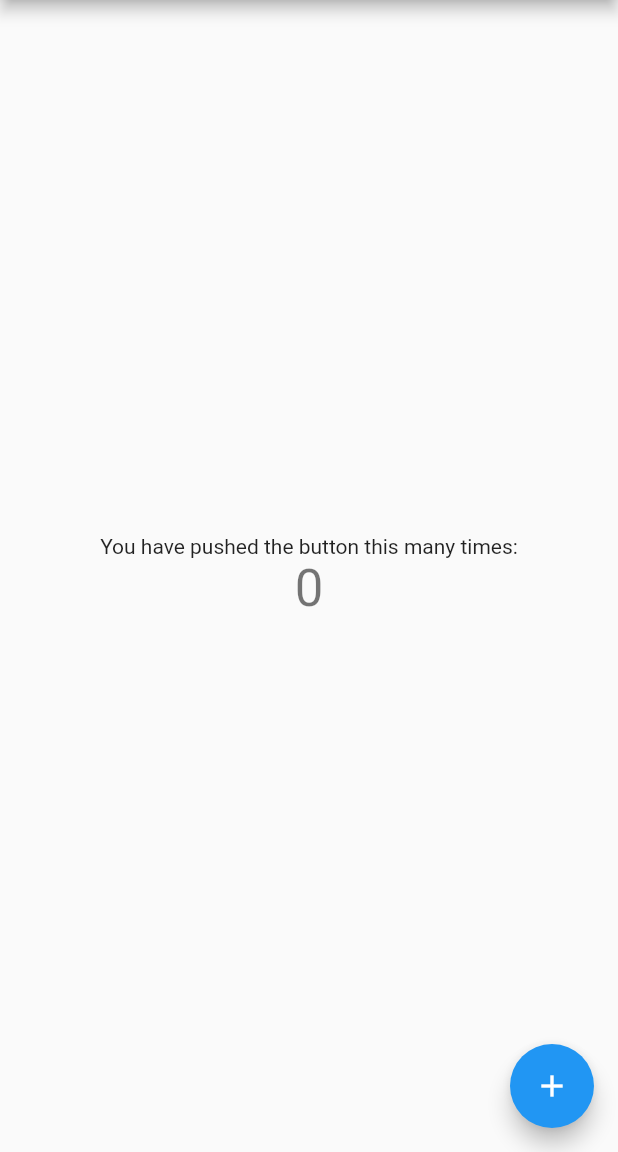
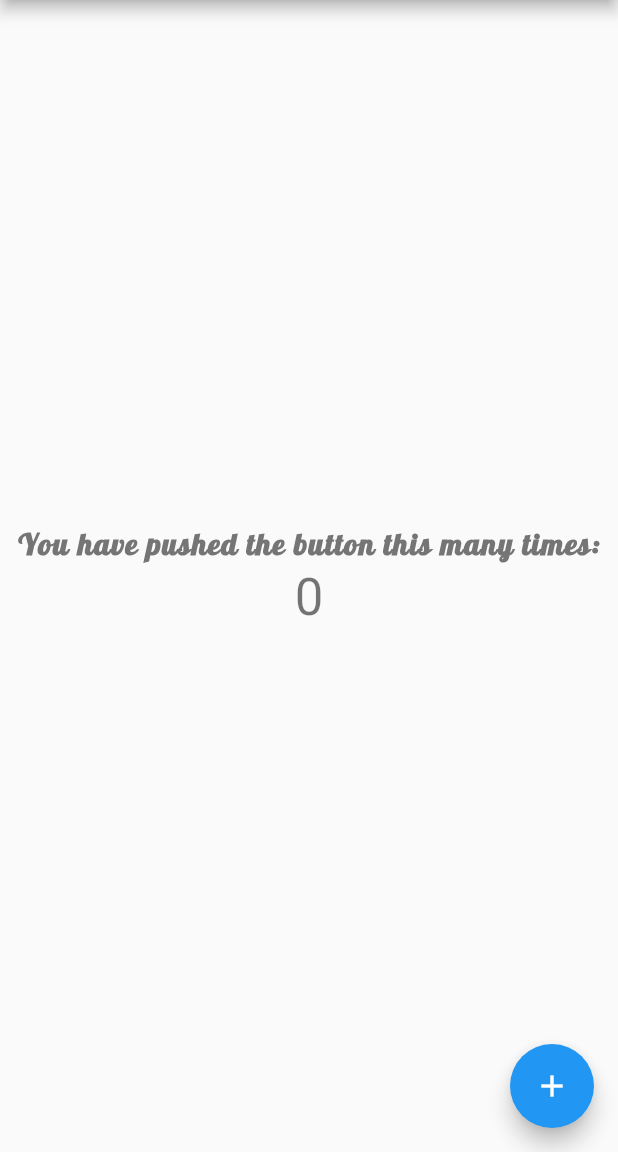
Before and after one commit to Sonas25/covi-req-repo, a Flutter app: the screen it shows after launch, on a phone screen of 412 x 824 dp, the part 84-1236 px from its top. Run offline on Flutter 3.47's test engine with Material 2 defaults, Android fonts, the phone set to English and light mode, and no system bars.

Commit message:
font change

```diff
--- a/lib/main.dart
+++ b/lib/main.dart
@@ -95,6 +95,13 @@ class _MyHomePageState extends State<MyHomePage> {
           children: <Widget>[
             Text(
               'You have pushed the button this many times:',
+              style: TextStyle(
+                fontSize: 20.0,
+                fontWeight: FontWeight.bold,
+                letterSpacing: 1.0,
+                color: Colors.grey[600],
+                fontFamily: 'Pattaya',
+              ),
             ),
             Text(
               '$_counter',
```
Also changed, not shown: pubspec.yaml (+5 -11 lines), fonts/Pattaya-Regular.ttf (added).
